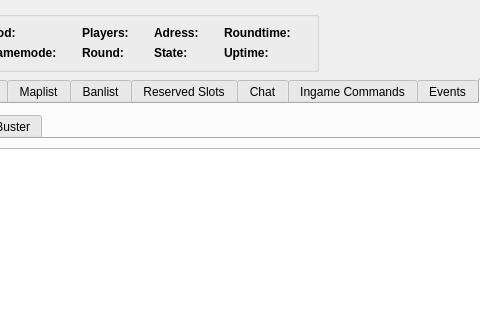
Before: the Qt Designer form src/bfbc2/BFBC2.ui in OpenRcon/OpenRcon, drawn with Qt 5; both pictures show x 134 to 614 and y 0 to 320 of the 800 by 618 pixel window.
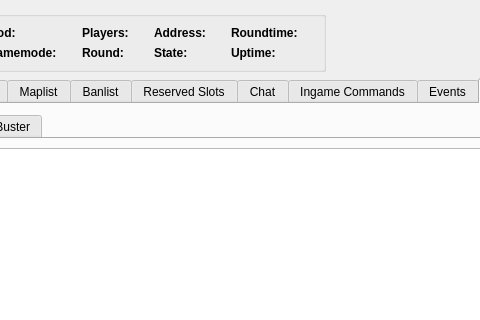
After: the same form once the commit is applied. The open tabs and pages were chosen to show the change. Custom widgets are drawn as their Qt base class.

Diff of the .ui file:
```diff
--- a/src/bfbc2/BFBC2.ui
+++ b/src/bfbc2/BFBC2.ui
@@ -109,7 +109,7 @@
            </font>
           </property>
           <property name="text">
-           <string>Adress:</string>
+           <string>Address:</string>
           </property>
          </widget>
         </item>
```
Left out of the diff: 35 changed lines with no effect on the pictures.
